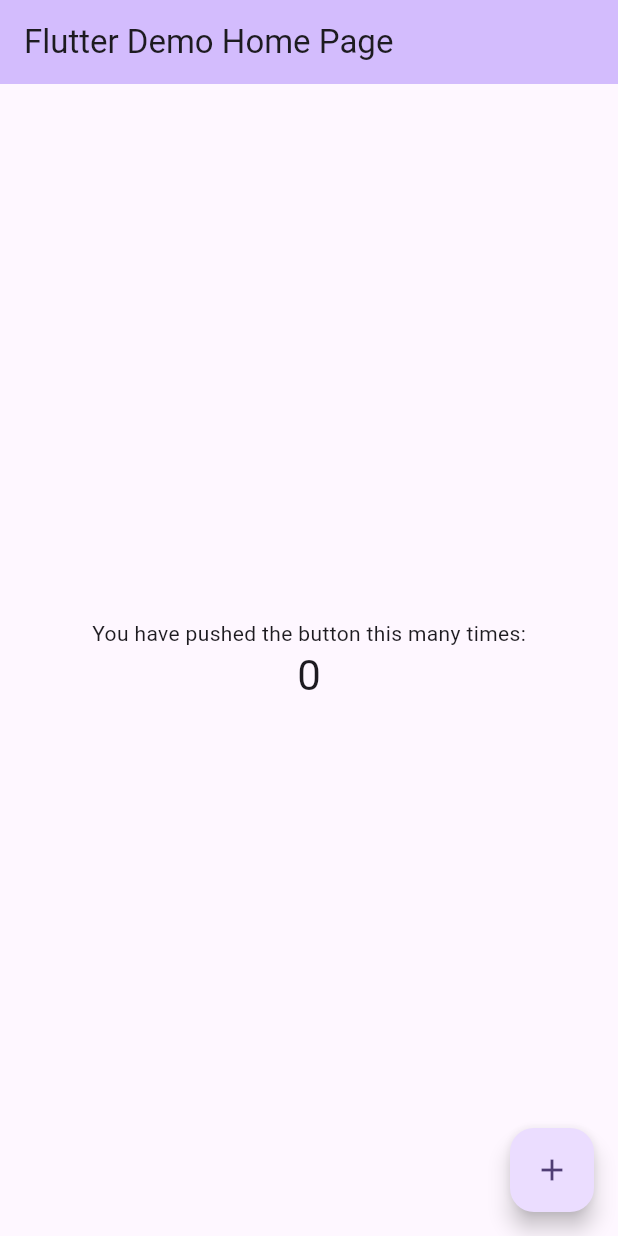
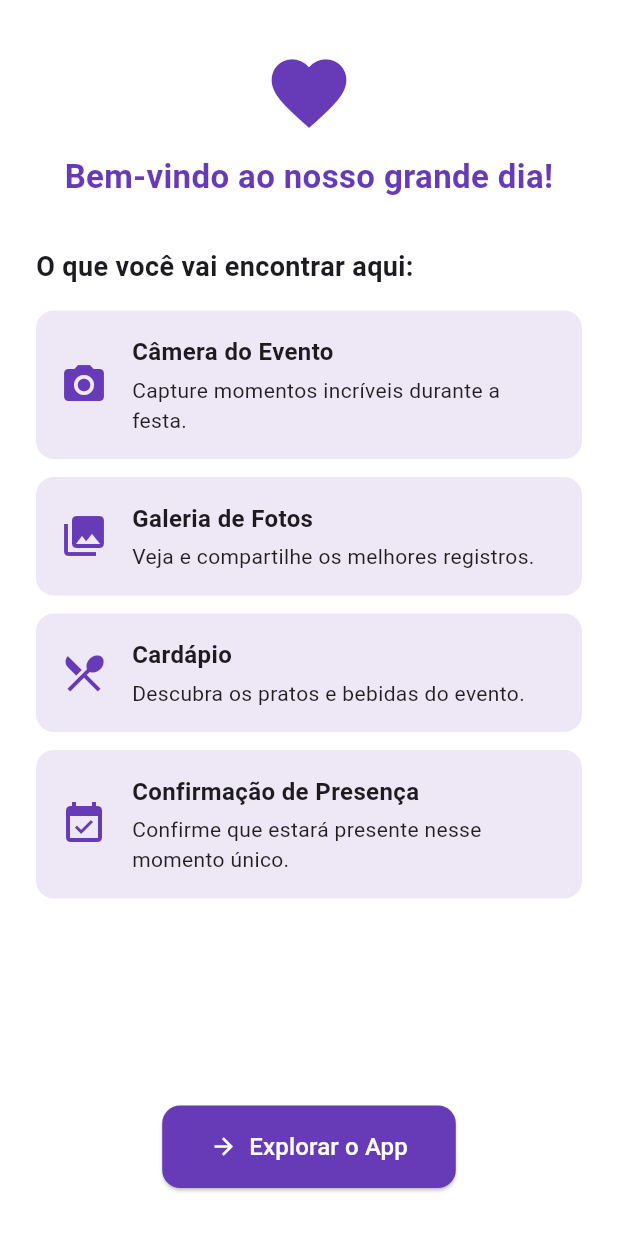
Before and after one commit to joshuadias06/wedding_cloud, a Flutter app: the screen it shows after launch, on a phone screen of 412 x 824 dp. Run offline on Flutter 3.47's test engine with Material 3 defaults, Android fonts, the phone set to English and light mode, and no system bars.

Commit message:
Create home screen

```diff
--- a/lib/core/app_theme.dart
+++ b/lib/core/app_theme.dart
@@ -0,0 +1,31 @@
+import 'package:flutter/material.dart';
+
+class AppTheme {
+  static ThemeData get lightTheme {
+    return ThemeData(
+      brightness: Brightness.light,
+      primarySwatch: Colors.deepPurple,
+      scaffoldBackgroundColor: Colors.white,
+      appBarTheme: const AppBarTheme(
+        backgroundColor: Colors.deepPurple,
+        foregroundColor: Colors.white,
+      ),
+      textTheme: const TextTheme(
+        titleLarge: TextStyle(
+          fontSize: 22,
+          fontWeight: FontWeight.bold,
+        ),
+        bodyMedium: TextStyle(fontSize: 16),
+      ),
+      elevatedButtonTheme: ElevatedButtonThemeData(
+        style: ElevatedButton.styleFrom(
+          backgroundColor: Colors.deepPurple,
+          foregroundColor: Colors.white,
+          shape: RoundedRectangleBorder(
+            borderRadius: BorderRadius.circular(12),
+          ),
+        ),
+      ),
+    );
+  }
+}
--- a/lib/features/camera/pages/camera_page.dart
+++ b/lib/features/camera/pages/camera_page.dart
@@ -0,0 +1,13 @@
+import 'package:flutter/material.dart';
+
+class CameraPage extends StatelessWidget {
+  const CameraPage({super.key});
+
+  @override
+  Widget build(BuildContext context) {
+    return Scaffold(
+      appBar: AppBar(title: const Text('Camera')),
+      body: const Center(child: Text('Conteúdo da camera aqui')),
+    );
+  }
+}
--- a/lib/features/confirmation/pages/confirmation_page.dart
+++ b/lib/features/confirmation/pages/confirmation_page.dart
@@ -0,0 +1,13 @@
+import 'package:flutter/material.dart';
+
+class ConfirmationPage extends StatelessWidget {
+  const ConfirmationPage({super.key});
+
+  @override
+  Widget build(BuildContext context) {
+    return Scaffold(
+      appBar: AppBar(title: const Text('Confirmation')),
+      body: const Center(child: Text('Conteúdo da confirmation aqui')),
+    );
+  }
+}
--- /dev/null
+++ b/lib/features/gallery/pages/gallery_page.dart
@@ -0,0 +1,13 @@
+import 'package:flutter/material.dart';
+
+class GalleryPage extends StatelessWidget {
+  const GalleryPage({super.key});
+
+  @override
+  Widget build(BuildContext context) {
+    return Scaffold(
+      appBar: AppBar(title: const Text('Galeria')),
+      body: const Center(child: Text('Conteúdo da galeria aqui')),
+    );
+  }
+}
--- /dev/null
+++ b/lib/features/home/pages/home_page.dart
@@ -0,0 +1,128 @@
+import 'package:flutter/material.dart';
+
+class HomePage extends StatelessWidget {
+  const HomePage({super.key});
+
+  @override
+  Widget build(BuildContext context) {
+    return Scaffold(
+      backgroundColor: Colors.white,
+      body: SafeArea(
+        child: Padding(
+          padding: const EdgeInsets.symmetric(horizontal: 24.0, vertical: 32.0),
+          child: Column(
+            crossAxisAlignment: CrossAxisAlignment.start,
+            children: [
+              const Center(
+                child: Column(
+                  children: [
+                    Icon(Icons.favorite, color: Colors.deepPurple, size: 60),
+                    SizedBox(height: 10),
+                    Text(
+                      "Bem-vindo ao nosso grande dia!",
+                      style: TextStyle(
+                        fontSize: 22,
+                        fontWeight: FontWeight.bold,
+                        color: Colors.deepPurple,
+                      ),
+                      textAlign: TextAlign.center,
+                    ),
+                  ],
+                ),
+              ),
+              const SizedBox(height: 32),
+              const Text(
+                "O que você vai encontrar aqui:",
+                style: TextStyle(fontSize: 18, fontWeight: FontWeight.w600),
+              ),
+              const SizedBox(height: 16),
+              _buildFeatureCard(
+                icon: Icons.camera_alt,
+                title: "Câmera do Evento",
+                description: "Capture momentos incríveis durante a festa.",
+              ),
+              const SizedBox(height: 12),
+              _buildFeatureCard(
+                icon: Icons.photo_library,
+                title: "Galeria de Fotos",
+                description: "Veja e compartilhe os melhores registros.",
+              ),
+              const SizedBox(height: 12),
+              _buildFeatureCard(
+                icon: Icons.restaurant_menu,
+                title: "Cardápio",
+                description: "Descubra os pratos e bebidas do evento.",
+              ),
+              const SizedBox(height: 12),
+              _buildFeatureCard(
+                icon: Icons.event_available,
+                title: "Confirmação de Presença",
+                description: "Confirme que estará presente nesse momento único.",
+              ),
+              const Spacer(),
+              Center(
+                child: ElevatedButton.icon(
+                  onPressed: () {
+                    Navigator.pushNamed(context, '/gallery');
+                  },
+                  style: ElevatedButton.styleFrom(
+                    padding:
+                    const EdgeInsets.symmetric(horizontal: 32, vertical: 16),
+                    backgroundColor: Colors.deepPurple,
+                    shape: RoundedRectangleBorder(
+                      borderRadius: BorderRadius.circular(12),
+                    ),
+                  ),
+                  icon: const Icon(Icons.arrow_forward),
+                  label: const Text(
+                    "Explorar o App",
+                    style: TextStyle(fontSize: 16),
+                  ),
+                ),
+              ),
+            ],
+          ),
+        ),
+      ),
+    );
+  }
+
+  Widget _buildFeatureCard({
+    required IconData icon,
+    required String title,
+    required String description,
+  }) {
+    return Container(
+      padding: const EdgeInsets.all(16),
+      decoration: BoxDecoration(
+        color: Colors.deepPurple.shade50,
+        borderRadius: BorderRadius.circular(12),
+      ),
+      child: Row(
+        children: [
+          Icon(icon, size: 32, color: Colors.deepPurple),
+          const SizedBox(width: 16),
+          Expanded(
+            child: Column(
+              crossAxisAlignment: CrossAxisAlignment.start,
+              children: [
+                Text(
+                  title,
+                  style: const TextStyle(
+                    fontSize: 16,
+                    fontWeight: FontWeight.w600,
+                  ),
+                ),
+                const SizedBox(height: 4),
+                Text(
+                  description,
+                  style: const TextStyle(fontSize: 14, color: Colors.black87),
+                ),
+              ],
+            ),
+          ),
+        ],
+      ),
+    );
+  }
+}
--- a/lib/features/menu/pages/menu_page.dart
+++ b/lib/features/menu/pages/menu_page.dart
@@ -0,0 +1,13 @@
+import 'package:flutter/material.dart';
+
+class MenuPage extends StatelessWidget {
+  const MenuPage({super.key});
+
+  @override
+  Widget build(BuildContext context) {
+    return Scaffold(
+      appBar: AppBar(title: const Text('Menu')),
+      body: const Center(child: Text('Conteúdo do menu aqui')),
+    );
+  }
+}
--- a/lib/main.dart
+++ b/lib/main.dart
@@ -1,122 +1,32 @@
 import 'package:flutter/material.dart';
+import 'core/app_theme.dart';
+
+import 'features/gallery/pages/gallery_page.dart';
+import 'features/camera/pages/camera_page.dart';
+import 'features/menu/pages/menu_page.dart';
+import 'features/confirmation/pages/confirmation_page.dart';
+import 'features/home/pages/home_page.dart';
 
 void main() {
-  runApp(const MyApp());
+  runApp(const WeddingCloudApp());
 }
 
-class MyApp extends StatelessWidget {
-  const MyApp({super.key});
+class WeddingCloudApp extends StatelessWidget {
+  const WeddingCloudApp({super.key});
 
-  // This widget is the root of your application.
   @override
   Widget build(BuildContext context) {
     return MaterialApp(
-      title: 'Flutter Demo',
-      theme: ThemeData(
-        // This is the theme of your application.
-        //
-        // TRY THIS: Try running your application with "flutter run". You'll see
-        // the application has a purple toolbar. Then, without quitting the app,
-        // try changing the seedColor in the colorScheme below to Colors.green
-        // and then invoke "hot reload" (save your changes or press the "hot
-        // reload" button in a Flutter-supported IDE, or press "r" if you used
-        // the command line to start the app).
-        //
-        // Notice that the counter didn't reset back to zero; the application
-        // state is not lost during the reload. To reset the state, use hot
-        // restart instead.
-        //
-        // This works for code too, not just values: Most code changes can be
-        // tested with just a hot reload.
-        colorScheme: ColorScheme.fromSeed(seedColor: Colors.deepPurple),
-      ),
-      home: const MyHomePage(title: 'Flutter Demo Home Page'),
+      title: 'Wedding Cloud',
+      theme: AppTheme.lightTheme,
+      initialRoute: '/home',
+      routes: {
+        '/home' : (context) => const HomePage(),
+        '/gallery': (context) => const GalleryPage(),
+        '/camera': (context) => const CameraPage(),
+        '/menu': (context) => const MenuPage(),
+        '/confirmation': (context) => const ConfirmationPage(),
+      },
     );
   }
 }
-
-class MyHomePage extends StatefulWidget {
-  const MyHomePage({super.key, required this.title});
-
-  // This widget is the home page of your application. It is stateful, meaning
-  // that it has a State object (defined below) that contains fields that affect
-  // how it looks.
-
-  // This class is the configuration for the state. It holds the values (in this
-  // case the title) provided by the parent (in this case the App widget) and
-  // used by the build method of the State. Fields in a Widget subclass are
-  // always marked "final".
-
-  final String title;
-
-  @override
-  State<MyHomePage> createState() => _MyHomePageState();
-}
-
-class _MyHomePageState extends State<MyHomePage> {
-  int _counter = 0;
-
-  void _incrementCounter() {
-    setState(() {
-      // This call to setState tells the Flutter framework that something has
-      // changed in this State, which causes it to rerun the build method below
-      // so that the display can reflect the updated values. If we changed
-      // _counter without calling setState(), then the build method would not be
-      // called again, and so nothing would appear to happen.
-      _counter++;
-    });
-  }
-
-  @override
-  Widget build(BuildContext context) {
-    // This method is rerun every time setState is called, for instance as done
-    // by the _incrementCounter method above.
-    //
-    // The Flutter framework has been optimized to make rerunning build methods
-    // fast, so that you can just rebuild anything that needs updating rather
-    // than having to individually change instances of widgets.
-    return Scaffold(
-      appBar: AppBar(
-        // TRY THIS: Try changing the color here to a specific color (to
-        // Colors.amber, perhaps?) and trigger a hot reload to see the AppBar
-        // change color while the other colors stay the same.
-        backgroundColor: Theme.of(context).colorScheme.inversePrimary,
-        // Here we take the value from the MyHomePage object that was created by
-        // the App.build method, and use it to set our appbar title.
-        title: Text(widget.title),
-      ),
-      body: Center(
-        // Center is a layout widget. It takes a single child and positions it
-        // in the middle of the parent.
-        child: Column(
-          // Column is also a layout widget. It takes a list of children and
-          // arranges them vertically. By default, it sizes itself to fit its
-          // children horizontally, and tries to be as tall as its parent.
-          //
-          // Column has various properties to control how it sizes itself and
-          // how it positions its children. Here we use mainAxisAlignment to
-          // center the children vertically; the main axis here is the vertical
-          // axis because Columns are vertical (the cross axis would be
-          // horizontal).
-          //
-          // TRY THIS: Invoke "debug painting" (choose the "Toggle Debug Paint"
-          // action in the IDE, or press "p" in the console), to see the
-          // wireframe for each widget.
-          mainAxisAlignment: MainAxisAlignment.center,
-          children: <Widget>[
-            const Text('You have pushed the button this many times:'),
-            Text(
-              '$_counter',
-              style: Theme.of(context).textTheme.headlineMedium,
-            ),
-          ],
-        ),
-      ),
-      floatingActionButton: FloatingActionButton(
-        onPressed: _incrementCounter,
-        tooltip: 'Increment',
-        child: const Icon(Icons.add),
-      ), // This trailing comma makes auto-formatting nicer for build methods.
-    );
-  }
-}
```
Also changed, not shown: lib/features/home/services/home_service.dart (added), 2 other files.
